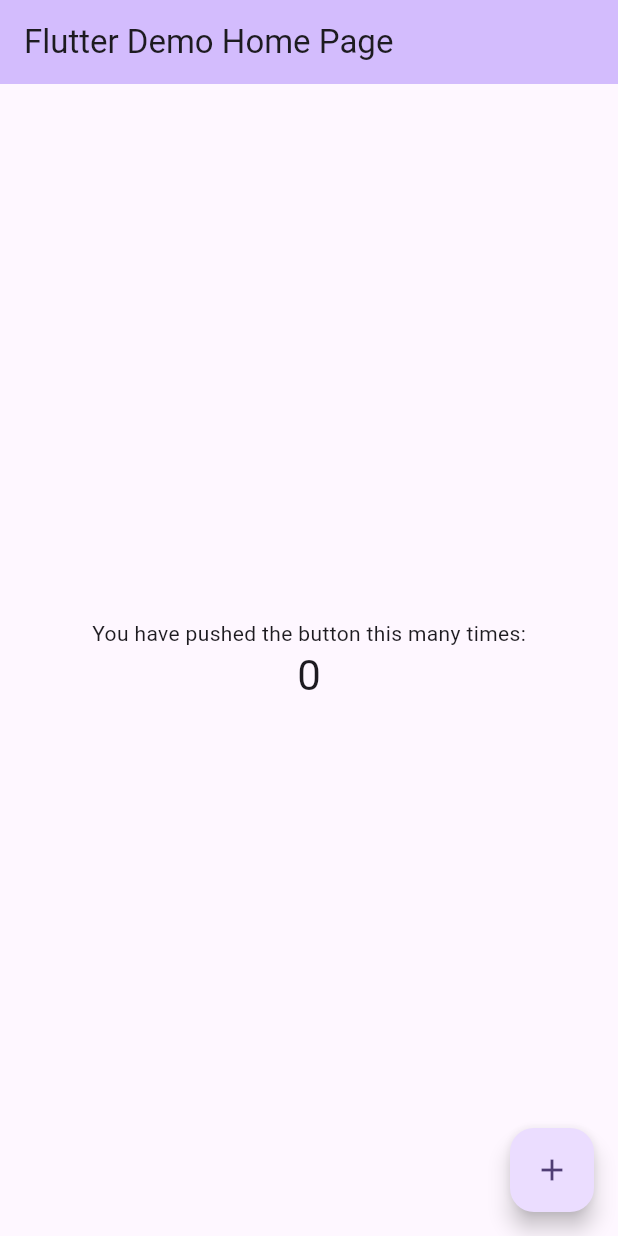
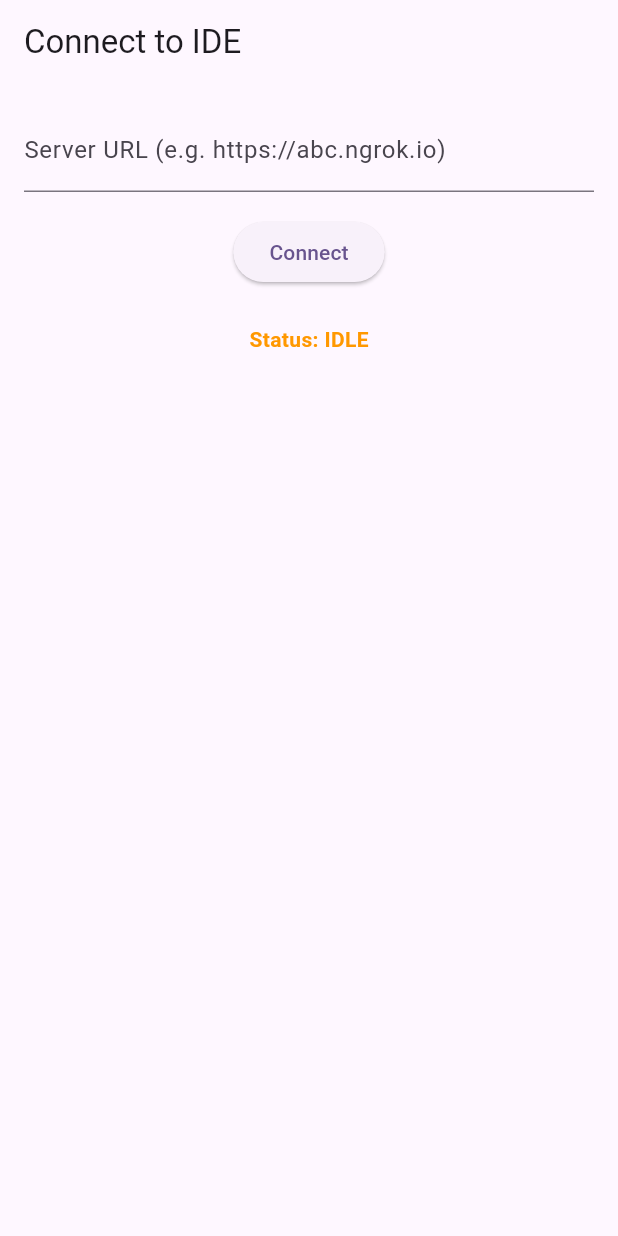
Before and after one commit to robert-nst/JetBrains-HackITall, a Flutter app: the screen it shows after launch, on a phone screen of 412 x 824 dp. Run offline on Flutter 3.47's test engine with Material 3 defaults, Android fonts, the phone set to English and light mode, and no system bars; our stand-ins replace flutter_riverpod.

Commit message:
add basic connection logic to server

```diff
--- /dev/null
+++ b/mobile/lib/features/connection/data/connection_repository.dart
@@ -0,0 +1,19 @@
+import 'package:http/http.dart' as http;
+
+class ConnectionRepository {
+  Future<bool> ping(String baseUrl) async {
+    final url = Uri.parse('$baseUrl/ping');
+    final response = await http.get(url).timeout(const Duration(seconds: 3));
+    return response.statusCode == 200;
+  }
+
+  Future<Map<String, dynamic>> getStatus(String baseUrl) async {
+    final url = Uri.parse('$baseUrl/status');
+    final response = await http.get(url).timeout(const Duration(seconds: 5));
+    if (response.statusCode == 200) {
+      return Map<String, dynamic>.from(response.body as Map);
+    } else {
+      throw Exception('Failed to get status');
+    }
+  }
+}
--- /dev/null
+++ b/mobile/lib/features/connection/domain/connection_status.dart
@@ -0,0 +1,7 @@
+enum ConnectionStatus {
+  idle,
+  connecting,
+  connected,
+  disconnected,
+  error,
+}
--- /dev/null
+++ b/mobile/lib/features/connection/presentation/connect_screen.dart
@@ -0,0 +1,48 @@
+import 'package:flutter/material.dart';
+import 'package:flutter_riverpod/flutter_riverpod.dart';
+import '../provider/connection_provider.dart';
+import '../domain/connection_status.dart';
+
+class ConnectScreen extends ConsumerWidget {
+
+  final TextEditingController urlController = TextEditingController();
+
+  ConnectScreen({super.key});
+
+  @override
+  Widget build(BuildContext context, WidgetRef ref) {
+    final status = ref.watch(connectionStatusProvider);
+    final notifier = ref.read(connectionStatusProvider.notifier);
+
+    return Scaffold(
+      appBar: AppBar(title: const Text('Connect to IDE')),
+      body: Padding(
+        padding: const EdgeInsets.all(16),
+        child: Column(
+          children: [
+            TextField(
+              controller: urlController,
+              decoration: const InputDecoration(
+                labelText: 'Server URL (e.g. https://abc.ngrok.io)',
+              ),
+            ),
+            const SizedBox(height: 16),
+            ElevatedButton(
+              onPressed: () => notifier.connect(urlController.text),
+              child: const Text('Connect'),
+            ),
+            const SizedBox(height: 24),
+            Text('Status: ${status.name.toUpperCase()}',
+              style: TextStyle(
+                fontWeight: FontWeight.bold,
+                color: status == ConnectionStatus.connected ? Colors.green
+                     : status == ConnectionStatus.error ? Colors.red
+                     : Colors.orange,
+              ),
+            ),
+          ],
+        ),
+      ),
+    );
+  }
+}
--- a/mobile/lib/main.dart
+++ b/mobile/lib/main.dart
@@ -1,7 +1,9 @@
 import 'package:flutter/material.dart';
+import 'package:flutter_riverpod/flutter_riverpod.dart';
+import 'package:mobile/features/connection/presentation/connect_screen.dart';
 
 void main() {
-  runApp(const MyApp());
+  runApp(const ProviderScope(child: MyApp()));
 }
 
 class MyApp extends StatelessWidget {
@@ -31,7 +33,7 @@ class MyApp extends StatelessWidget {
         colorScheme: ColorScheme.fromSeed(seedColor: Colors.deepPurple),
         useMaterial3: true,
       ),
-      home: const MyHomePage(title: 'Flutter Demo Home Page'),
+      home: ConnectScreen(),
     );
   }
 }
```
Also changed, not shown: mobile/lib/features/connection/provider/connection_provider.dart (added, +54 -0 lines), mobile/pubspec.lock.
